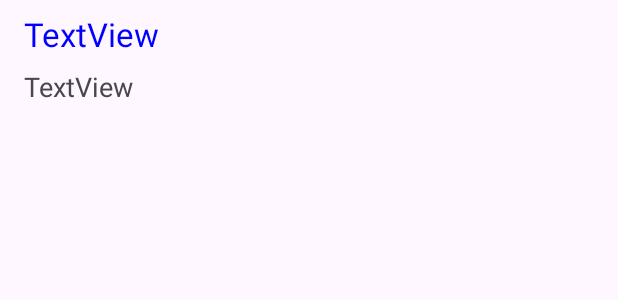
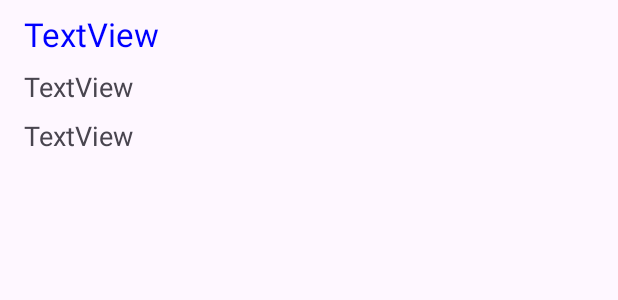
Before and after one commit to anhphan17/CIS4280ContactListProject, an Android app: the layout list_item.xml on its own in the app's theme, with its tools: preview values and no code run, on a phone screen of 412 x 824 dp. Shown: the top 300 px of the screen. Run offline under Robolectric (Android 15) with nearby library versions, the phone set to English and light mode, and no system bars.

Commit message:
added email to contact view & alternated contact name color

```diff
--- a/app/src/main/res/layout/list_item.xml
+++ b/app/src/main/res/layout/list_item.xml
@@ -24,10 +24,8 @@
         android:layout_height="wrap_content"
         android:layout_marginStart="16dp"
         android:layout_marginTop="8dp"
-        android:layout_marginBottom="8dp"
         android:text="TextView"
         android:textSize="@dimen/text_size_medium"
-        app:layout_constraintBottom_toBottomOf="parent"
         app:layout_constraintStart_toStartOf="parent"
         app:layout_constraintTop_toBottomOf="@+id/textContactName" />
 
@@ -45,4 +43,17 @@
         app:layout_constraintBottom_toBottomOf="parent"
         app:layout_constraintEnd_toEndOf="parent"
         app:layout_constraintTop_toTopOf="parent" />
+
+    <TextView
+        android:id="@+id/textEmailListItem"
+        android:layout_width="wrap_content"
+        android:layout_height="wrap_content"
+        android:layout_marginStart="16dp"
+        android:layout_marginTop="8dp"
+        android:layout_marginBottom="8dp"
+        android:text="TextView"
+        android:textSize="@dimen/text_size_medium"
+        app:layout_constraintBottom_toBottomOf="parent"
+        app:layout_constraintStart_toStartOf="parent"
+        app:layout_constraintTop_toBottomOf="@+id/textPhoneNumber" />
 </androidx.constraintlayout.widget.ConstraintLayout>
```
Also changed, not shown: app/src/main/java/com/example/cis4280mycontactlistproject/ContactAdapter.java (+21 -0 lines).
